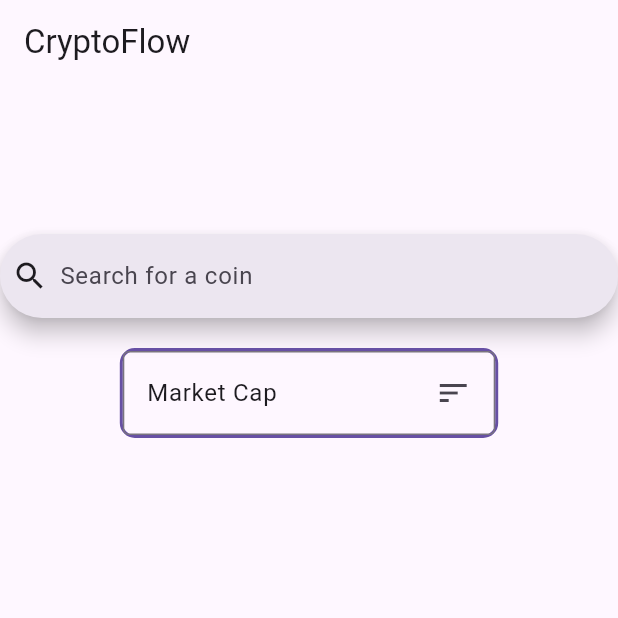
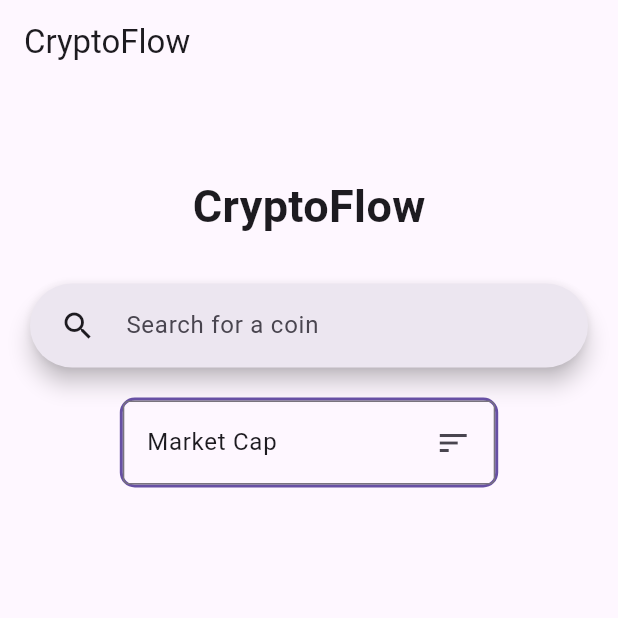
Before and after one commit to judemont/cryptoflow, a Flutter app: the screen it shows after launch, on a phone screen of 412 x 824 dp, the top half of it. Run offline on Flutter 3.47's test engine with Material 3 defaults, Android fonts, the light colour scheme and no system bars; our stand-ins replace fl_chart, flutter_svg; missing offline and left inert: adwaita; network calls fail.

Commit message:
improved design

```diff
--- a/lib/screens/home.dart
+++ b/lib/screens/home.dart
@@ -73,9 +73,20 @@ class _HomeState extends State<Home> {
         body: SingleChildScrollView(
           child: Column(children: [
             SizedBox(
-              height: 100,
+              height: 60,
             ),
-            SearchBar(
+            Text(
+              "CryptoFlow",
+              style: TextStyle(fontSize: 30, fontWeight: FontWeight.bold),
+            ),
+            SizedBox(
+              height: 30,
+            ),
+            Padding(
+              padding: EdgeInsets.symmetric(horizontal: 20),
+              child: SearchBar(
+                padding: WidgetStateProperty.all(
+                    EdgeInsets.symmetric(horizontal: 20)),
                 hintText: "Search for a coin",
                 leading: const Icon(Icons.search),
                 onChanged: (value) {
@@ -97,6 +108,7 @@ class _HomeState extends State<Home> {
                   });
                   updateList();
                 },
+              ),
             ),
             const SizedBox(
               height: 20,
--- a/lib/widgets/info_column.dart
+++ b/lib/widgets/info_column.dart
@@ -17,6 +17,7 @@ class InfoColumn extends StatelessWidget {
   @override
   Widget build(BuildContext context) {
     return Column(
+      spacing: 12,
       crossAxisAlignment: CrossAxisAlignment.start,
       children: [
         CoinInfo(
```
Lines whose indentation alone changed are shown as unchanged.
